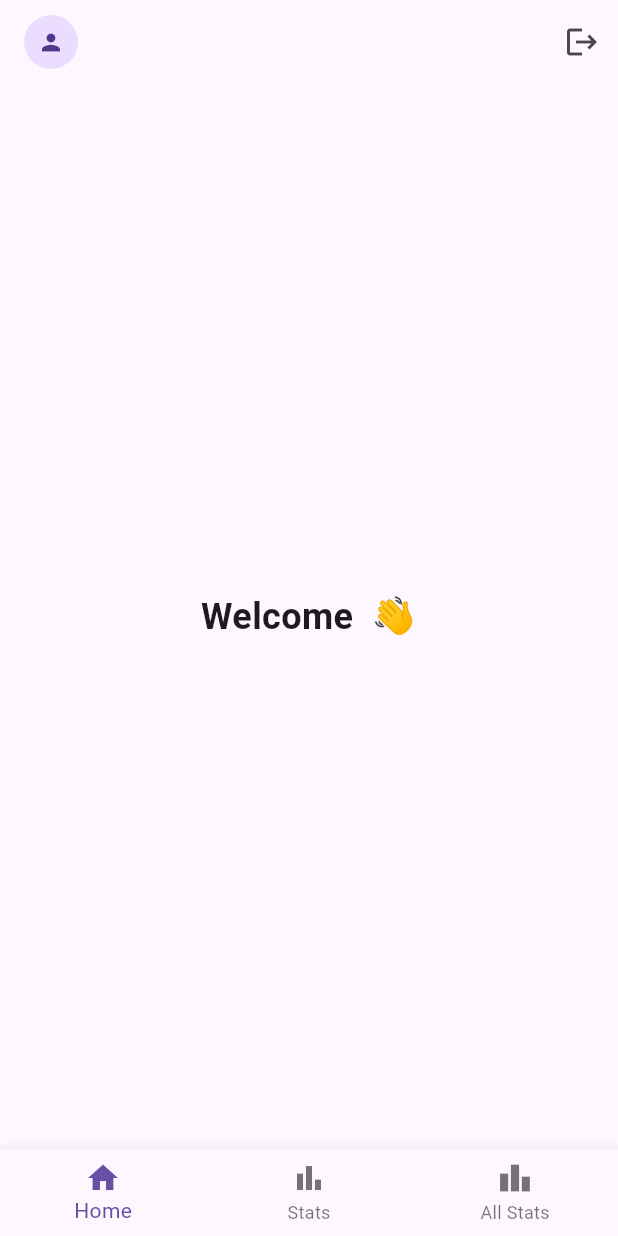
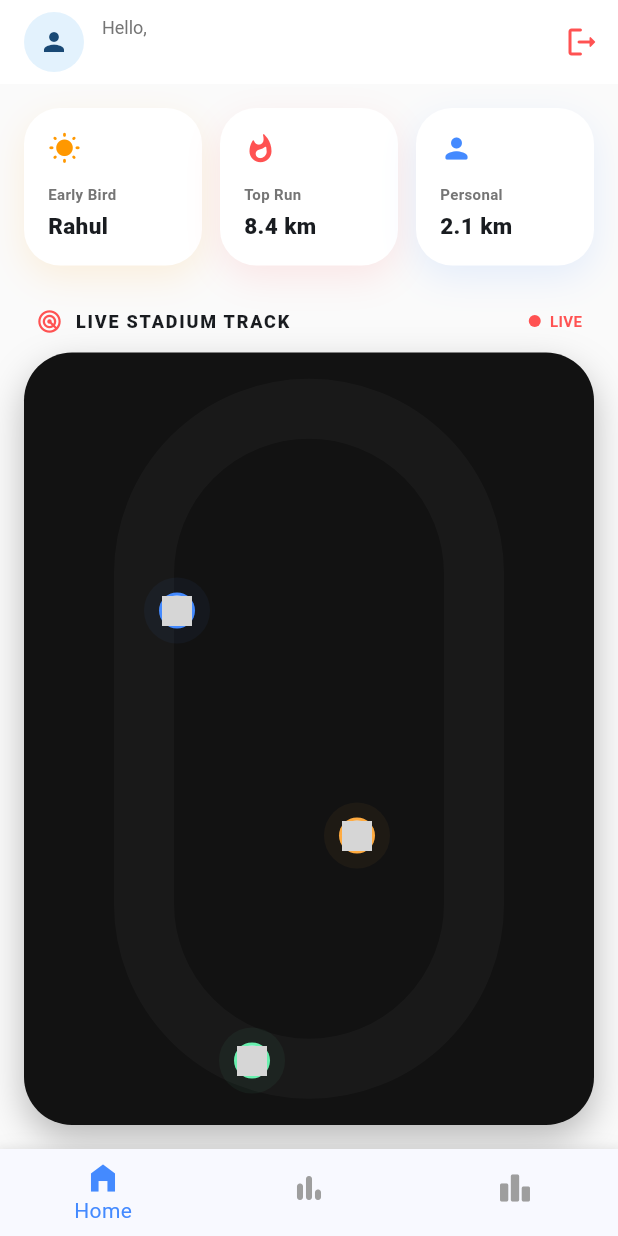
Before and after one commit to jyothireddy555/campus_jogger_flutter, a Flutter app: the HomePage screen opened directly with empty values, on a phone screen of 412 x 824 dp. Run offline on Flutter 3.47's test engine with Material 3 defaults, Android fonts, the phone set to English and light mode, and no system bars; our stand-ins replace google_sign_in, image_picker; network calls fail; grey boxes are pictures that could not be loaded.

Commit message:
added basic frontend home page

```diff
--- a/lib/main.dart
+++ b/lib/main.dart
@@ -10,7 +10,7 @@ void main() {
   runApp(const MyApp());
 }
 
-// Global instance for consistent sign-in/out
+// Global instance to maintain session consistency across the app
 final GoogleSignIn _googleSignIn = GoogleSignIn(
   scopes: ['email'],
   serverClientId: AppConfig.googleWebClientId,
@@ -21,9 +21,14 @@ class MyApp extends StatelessWidget {
 
   @override
   Widget build(BuildContext context) {
-    return const MaterialApp(
+    return MaterialApp(
       debugShowCheckedModeBanner: false,
-      home: LoginPage(),
+      theme: ThemeData(
+        useMaterial3: true,
+        colorSchemeSeed: Colors.blue,
+        brightness: Brightness.light,
+      ),
+      home: const LoginPage(),
     );
   }
 }
@@ -78,7 +83,7 @@ class _LoginPageState extends State<LoginPage> {
     } catch (e) {
       if (mounted) {
         ScaffoldMessenger.of(context).showSnackBar(
-          const SnackBar(content: Text("Login failed")),
+          const SnackBar(content: Text("Authentication failed. Please try again.")),
         );
       }
     } finally {
@@ -100,32 +105,38 @@ class _LoginPageState extends State<LoginPage> {
         ),
         child: Center(
           child: Card(
-            elevation: 10,
-            shape: RoundedRectangleBorder(borderRadius: BorderRadius.circular(20)),
+            elevation: 15,
+            shadowColor: Colors.black45,
+            shape: RoundedRectangleBorder(borderRadius: BorderRadius.circular(28)),
             child: Padding(
-              padding: const EdgeInsets.all(28),
+              padding: const EdgeInsets.all(32),
               child: Column(
                 mainAxisSize: MainAxisSize.min,
                 children: [
-                  const Icon(Icons.school, size: 60, color: Colors.blue),
+                  const Icon(Icons.bolt_rounded, size: 70, color: Colors.blueAccent),
                   const SizedBox(height: 16),
-                  const Text("Campus Connect", style: TextStyle(fontSize: 26, fontWeight: FontWeight.bold)),
-                  const SizedBox(height: 6),
-                  Text("Sign in with your college email", style: TextStyle(color: Colors.grey.shade600)),
-                  const SizedBox(height: 30),
+                  const Text("Campus Connect",
+                      style: TextStyle(fontSize: 28, fontWeight: FontWeight.w900, letterSpacing: -0.5)),
+                  const SizedBox(height: 8),
+                  Text("Fitness tracking for students",
+                      style: TextStyle(color: Colors.grey.shade600, fontSize: 14)),
+                  const SizedBox(height: 40),
                   SizedBox(
-                    width: double.infinity,
-                    height: 50,
+                    width: 240,
+                    height: 55,
                     child: ElevatedButton.icon(
-                      icon: _loading ? const SizedBox.shrink() : Image.asset("assets/google.png", height: 22),
+                      icon: _loading
+                          ? const SizedBox.shrink()
+                          : Image.asset("assets/google.png", height: 24),
                       label: _loading
-                          ? const SizedBox(width: 22, height: 22, child: CircularProgressIndicator(strokeWidth: 2, color: Colors.blue))
-                          : const Text("Sign in with Google", style: TextStyle(fontSize: 16)),
+                          ? const CircularProgressIndicator(strokeWidth: 3)
+                          : const Text("Sign in with Google", style: TextStyle(fontSize: 16, fontWeight: FontWeight.bold)),
                       onPressed: _loading ? null : () => signIn(context),
                       style: ElevatedButton.styleFrom(
                         backgroundColor: Colors.white,
                         foregroundColor: Colors.black87,
-                        shape: RoundedRectangleBorder(borderRadius: BorderRadius.circular(12)),
+                        elevation: 2,
+                        shape: RoundedRectangleBorder(borderRadius: BorderRadius.circular(16)),
                       ),
                     ),
                   ),
@@ -157,8 +168,6 @@ class _HomePageState extends State<HomePage> {
   File? localImage;
   String? remoteImageUrl;
   bool _isSaving = false;
-
-  // Swiping Logic Variables
   int _currentIndex = 0;
   late PageController _pageController;
 
@@ -167,7 +176,6 @@ class _HomePageState extends State<HomePage> {
     super.initState();
     userName = widget.name;
     _pageController = PageController(initialPage: _currentIndex);
-
     if (widget.profileImageUrl != null && widget.profileImageUrl!.isNotEmpty) {
       remoteImageUrl = "${AppConfig.baseImageUrl}/${widget.profileImageUrl}";
     }
@@ -185,6 +193,129 @@ class _HomePageState extends State<HomePage> {
     return null;
   }
 
+  /* ---------------- HOME PAGE UI COMPONENTS ---------------- */
+
+  Widget homeContent() {
+    return Container(
+      color: Colors.grey.shade50,
+      child: Column(
+        children: [
+          topDashboard(),
+          const Padding(
+            padding: EdgeInsets.symmetric(horizontal: 24, vertical: 12),
+            child: Row(
+              children: [
+                Icon(Icons.radar, color: Colors.redAccent, size: 18),
+                SizedBox(width: 8),
+                Text("LIVE STADIUM TRACK",
+                    style: TextStyle(fontWeight: FontWeight.w900, letterSpacing: 1.2, fontSize: 12)),
+                Spacer(),
+                CircleAvatar(radius: 4, backgroundColor: Colors.redAccent),
+                SizedBox(width: 6),
+                Text("LIVE", style: TextStyle(color: Colors.redAccent, fontSize: 10, fontWeight: FontWeight.bold)),
+              ],
+            ),
+          ),
+          Expanded(child: groundView()),
+        ],
+      ),
+    );
+  }
+
+  Widget topDashboard() {
+    return Padding(
+      padding: const EdgeInsets.all(16.0),
+      child: Row(
+        children: [
+          Expanded(child: statCard("Early Bird", "Rahul", Icons.wb_sunny_rounded, Colors.orange)),
+          const SizedBox(width: 12),
+          Expanded(child: statCard("Top Run", "8.4 km", Icons.whatshot_rounded, Colors.redAccent)),
+          const SizedBox(width: 12),
+          Expanded(child: statCard("Personal", "2.1 km", Icons.person_rounded, Colors.blueAccent)),
+        ],
+      ),
+    );
+  }
+
+  Widget statCard(String title, String value, IconData icon, Color color) {
+    return Container(
+      padding: const EdgeInsets.all(16),
+      decoration: BoxDecoration(
+        color: Colors.white,
+        borderRadius: BorderRadius.circular(24),
+        boxShadow: [
+          BoxShadow(color: color.withOpacity(0.12), blurRadius: 20, offset: const Offset(0, 8)),
+        ],
+      ),
+      child: Column(
+        crossAxisAlignment: CrossAxisAlignment.start,
+        children: [
+          Icon(icon, color: color, size: 22),
+          const SizedBox(height: 12),
+          Text(title, style: TextStyle(fontSize: 10, color: Colors.grey.shade600, fontWeight: FontWeight.bold)),
+          const SizedBox(height: 4),
+          Text(value, style: const TextStyle(fontSize: 15, fontWeight: FontWeight.w900)),
+        ],
+      ),
+    );
+  }
+
+  Widget groundView() {
+    return Container(
+      margin: const EdgeInsets.fromLTRB(16, 0, 16, 16),
+      decoration: BoxDecoration(
+        color: const Color(0xFF121212),
+        borderRadius: BorderRadius.circular(32),
+        boxShadow: [BoxShadow(color: Colors.black26, blurRadius: 20, offset: const Offset(0, 10))],
+      ),
+      child: ClipRRect(
+        borderRadius: BorderRadius.circular(32),
+        child: Stack(
+          children: [
+            Center(
+              child: Container(
+                width: 260, height: 480,
+                decoration: BoxDecoration(
+                  border: Border.all(color: Colors.white.withOpacity(0.03), width: 40),
+                  borderRadius: BorderRadius.circular(130),
+                ),
+              ),
+            ),
+            runnerDot(80, 150, Colors.blueAccent, "https://i.pravatar.cc/150?u=1"),
+            runnerDot(200, 300, Colors.orangeAccent, "https://i.pravatar.cc/150?u=2"),
+            runnerDot(130, 450, Colors.greenAccent, "https://i.pravatar.cc/150?u=3"),
+          ],
+        ),
+      ),
+    );
+  }
+
+  Widget runnerDot(double x, double y, Color color, String imageUrl) {
+    return Positioned(
+      left: x, top: y,
+      child: TweenAnimationBuilder<double>(
+        tween: Tween(begin: 0.0, end: 1.0),
+        duration: const Duration(seconds: 2),
+        builder: (context, value, child) {
+          return Stack(
+            alignment: Alignment.center,
+            children: [
+              Container(
+                width: 25 + (value * 20), height: 25 + (value * 20),
+                decoration: BoxDecoration(shape: BoxShape.circle, color: color.withOpacity(1 - value)),
+              ),
+              CircleAvatar(radius: 12, backgroundColor: color,
+                  child: CircleAvatar(radius: 10, backgroundImage: NetworkImage(imageUrl))),
+            ],
+          );
+        },
+        onEnd: () => setState(() {}),
+      ),
+    );
+  }
+
+  /* ---------------- PROFILE & NAVIGATION ---------------- */
+
   void openProfileSheet() {
     final controller = TextEditingController(text: userName);
     File? tempPickedImage = localImage;
@@ -192,61 +323,67 @@ class _HomePageState extends State<HomePage> {
     showModalBottomSheet(
       context: context,
       isScrollControlled: true,
-      shape: const RoundedRectangleBorder(borderRadius: BorderRadius.vertical(top: Radius.circular(20))),
-      builder: (sheetContext) => StatefulBuilder(
+      backgroundColor: Colors.white,
+      shape: const RoundedRectangleBorder(borderRadius: BorderRadius.vertical(top: Radius.circular(32))),
+      builder: (context) => StatefulBuilder(
         builder: (context, setSheetState) => Padding(
-          padding: EdgeInsets.only(
-            left: 20, right: 20, top: 20,
-            bottom: MediaQuery.of(context).viewInsets.bottom + 20,
-          ),
+          padding: EdgeInsets.only(left: 24, right: 24, top: 24,
+              bottom: MediaQuery.of(context).viewInsets.bottom + 24),
           child: Column(
             mainAxisSize: MainAxisSize.min,
             children: [
               GestureDetector(
                 onTap: () async {
-                  File? picked = await pickImage();
-                  if (picked != null) setSheetState(() => tempPickedImage = picked);
+                  final picker = ImagePicker();
+                  final picked = await picker.pickImage(source: ImageSource.gallery);
+                  if (picked != null) setSheetState(() => tempPickedImage = File(picked.path));
                 },
                 child: CircleAvatar(
-                  radius: 50,
+                  radius: 55,
+                  backgroundColor: Colors.blue.shade50,
                   backgroundImage: tempPickedImage != null
                       ? FileImage(tempPickedImage!)
                       : (remoteImageUrl != null ? NetworkImage(remoteImageUrl!) : null),
-                  child: (tempPickedImage == null && remoteImageUrl == null)
-                      ? const Icon(Icons.person, size: 50) : null,
+                  child: tempPickedImage == null && remoteImageUrl == null
+                      ? const Icon(Icons.camera_enhance_rounded, size: 35, color: Colors.blue) : null,
                 ),
               ),
-              const SizedBox(height: 15),
+              const SizedBox(height: 24),
               TextField(
                 controller: controller,
-                decoration: const InputDecoration(labelText: "Your Name", border: OutlineInputBorder()),
+                decoration: InputDecoration(
+                  labelText: "Full Name",
+                  prefixIcon: const Icon(Icons.person_outline),
+                  border: OutlineInputBorder(borderRadius: BorderRadius.circular(16)),
                 ),
-              const SizedBox(height: 20),
-              Row(
-                mainAxisAlignment: MainAxisAlignment.spaceBetween,
-                children: [
-                  TextButton(onPressed: () => Navigator.pop(context), child: const Text("Exit")),
-                  ElevatedButton(
+              ),
+              const SizedBox(height: 24),
+              SizedBox(
+                width: double.infinity, height: 55,
+                child: ElevatedButton(
                   onPressed: _isSaving ? null : () async {
                     setSheetState(() => _isSaving = true);
-                      bool success = await saveProfile(controller.text, tempPickedImage);
-
+                    var request = http.MultipartRequest("POST", Uri.parse(AppConfig.updateProfileUrl));
+                    request.fields['email'] = widget.email;
+                    request.fields['profile_name'] = controller.text;
+                    if (tempPickedImage != null) {
+                      request.files.add(await http.MultipartFile.fromPath('profile_image', tempPickedImage!.path));
+                    }
+                    var response = await request.send();
                     if (mounted) {
-                        if (success) {
-                          setState(() {
-                            userName = controller.text;
-                            localImage = tempPickedImage;
-                          });
+                      if (response.statusCode == 200) {
+                        setState(() { userName = controller.text; localImage = tempPickedImage; });
                         Navigator.pop(context);
                       }
                       setSheetState(() => _isSaving = false);
                     }
                   },
-                    child: _isSaving
-                        ? const SizedBox(width: 20, height: 20, child: CircularProgressIndicator(strokeWidth: 2))
-                        : const Text("Save"),
+                  style: ElevatedButton.styleFrom(
+                    backgroundColor: Colors.blueAccent, foregroundColor: Colors.white,
+                    shape: RoundedRectangleBorder(borderRadius: BorderRadius.circular(16)),
                   ),
-                ],
+                  child: _isSaving ? const CircularProgressIndicator(color: Colors.white) : const Text("Save Changes"),
+                ),
               ),
             ],
           ),
@@ -255,100 +392,59 @@ class _HomePageState extends State<HomePage> {
     );
   }
 
-  Future<File?> pickImage() async {
-    final picker = ImagePicker();
-    final picked = await picker.pickImage(source: ImageSource.gallery);
-    return picked != null ? File(picked.path) : null;
-  }
-
-  Future<bool> saveProfile(String name, File? image) async {
-    try {
-      var request = http.MultipartRequest("POST", Uri.parse(AppConfig.updateProfileUrl));
-      request.fields['email'] = widget.email;
-      request.fields['profile_name'] = name;
-      if (image != null) {
-        request.files.add(await http.MultipartFile.fromPath('profile_image', image.path));
-      }
-      var response = await request.send();
-      return response.statusCode == 200;
-    } catch (e) {
-      if (mounted) {
-        ScaffoldMessenger.of(context).showSnackBar(const SnackBar(content: Text("Update failed")));
-      }
-      return false;
-    }
-  }
-
   @override
   Widget build(BuildContext context) {
     return Scaffold(
       appBar: AppBar(
         automaticallyImplyLeading: false,
+        elevation: 0,
+        backgroundColor: Colors.white,
         title: GestureDetector(
           onTap: openProfileSheet,
           child: Row(
             children: [
-              CircleAvatar(
-                radius: 18,
+              CircleAvatar(radius: 20, backgroundColor: Colors.blue.shade50,
                   backgroundImage: _getImageProvider(localImage, remoteImageUrl),
-                child: (localImage == null && remoteImageUrl == null)
-                    ? const Icon(Icons.person, size: 18)
-                    : null,
+                  child: (localImage == null && remoteImageUrl == null) ? const Icon(Icons.person, size: 20) : null),
+              const SizedBox(width: 12),
+              Column(
+                crossAxisAlignment: CrossAxisAlignment.start,
+                children: [
+                  Text("Hello,", style: TextStyle(fontSize: 12, color: Colors.grey.shade600)),
+                  Text(userName, style: const TextStyle(fontSize: 16, fontWeight: FontWeight.bold)),
+                ],
               ),
-              const SizedBox(width: 10),
-              Text(userName),
             ],
           ),
         ),
         actions: [
-          IconButton(
-            icon: const Icon(Icons.logout),
+          IconButton(icon: const Icon(Icons.logout_rounded, color: Colors.redAccent),
               onPressed: () async {
                 await _googleSignIn.signOut();
-              if (mounted) {
-                Navigator.pushReplacement(context, MaterialPageRoute(builder: (_) => const LoginPage()));
-              }
-            },
-          ),
+                if (mounted) Navigator.pushReplacement(context, MaterialPageRoute(builder: (_) => const LoginPage()));
+              }),
         ],
       ),
-
-      // 🔹 PageView enables the swiping gesture
       body: PageView(
         controller: _pageController,
-        onPageChanged: (index) {
-          setState(() => _currentIndex = index);
-        },
-        children: [
-          homeContent(),
-          const StatsPage(),
-          const AllStatsPage(),
+        onPageChanged: (i) => setState(() => _currentIndex = i),
+        children: [homeContent(), const StatsPage(), const AllStatsPage()],
+      ),
+      bottomNavigationBar: Container(
+        decoration: BoxDecoration(boxShadow: [BoxShadow(color: Colors.black.withOpacity(0.05), blurRadius: 10)]),
+        child: BottomNavigationBar(
+          currentIndex: _currentIndex,
+          selectedItemColor: Colors.blueAccent,
+          unselectedItemColor: Colors.grey,
+          showUnselectedLabels: false,
+          onTap: (i) => _pageController.animateToPage(i, duration: const Duration(milliseconds: 300), curve: Curves.easeInOut),
+          items: const [
+            BottomNavigationBarItem(icon: Icon(Icons.home_filled), label: "Home"),
+            BottomNavigationBarItem(icon: Icon(Icons.bar_chart_rounded), label: "My Stats"),
+            BottomNavigationBarItem(icon: Icon(Icons.leaderboard_rounded), label: "All Stats"),
           ],
         ),
-
-      // 🔹 BottomNavigationBar syncs with PageView
-      bottomNavigationBar: BottomNavigationBar(
-        currentIndex: _currentIndex,
-        onTap: (index) {
-          _pageController.animateToPage(
-            index,
-            duration: const Duration(milliseconds: 300),
-            curve: Curves.easeInOut,
-          );
-        },
-        items: const [
-          BottomNavigationBarItem(icon: Icon(Icons.home), label: "Home"),
-          BottomNavigationBarItem(icon: Icon(Icons.bar_chart), label: "Stats"),
-          BottomNavigationBarItem(icon: Icon(Icons.leaderboard), label: "All Stats"),
-        ],
       ),
-    );
-  }
-
-  Widget homeContent() {
-    return Center(
-      child: Text("Welcome $userName 👋",
-          style: const TextStyle(fontSize: 24, fontWeight: FontWeight.bold)),
     );
   }
 }
@@ -358,15 +454,11 @@ class _HomePageState extends State<HomePage> {
 class StatsPage extends StatelessWidget {
   const StatsPage({super.key});
   @override
-  Widget build(BuildContext context) {
-    return const Center(child: Text("My Stats 📊", style: TextStyle(fontSize: 22, fontWeight: FontWeight.bold)));
-  }
+  Widget build(BuildContext context) => const Center(child: Text("Personal Analytics coming soon..."));
 }
 
 class AllStatsPage extends StatelessWidget {
   const AllStatsPage({super.key});
   @override
-  Widget build(BuildContext context) {
-    return const Center(child: Text("All Stats 🏆", style: TextStyle(fontSize: 22, fontWeight: FontWeight.bold)));
+  Widget build(BuildContext context) => const Center(child: Text("Global Leaderboard coming soon..."));
 }
-}
```
Lines whose indentation alone changed are shown as unchanged.
